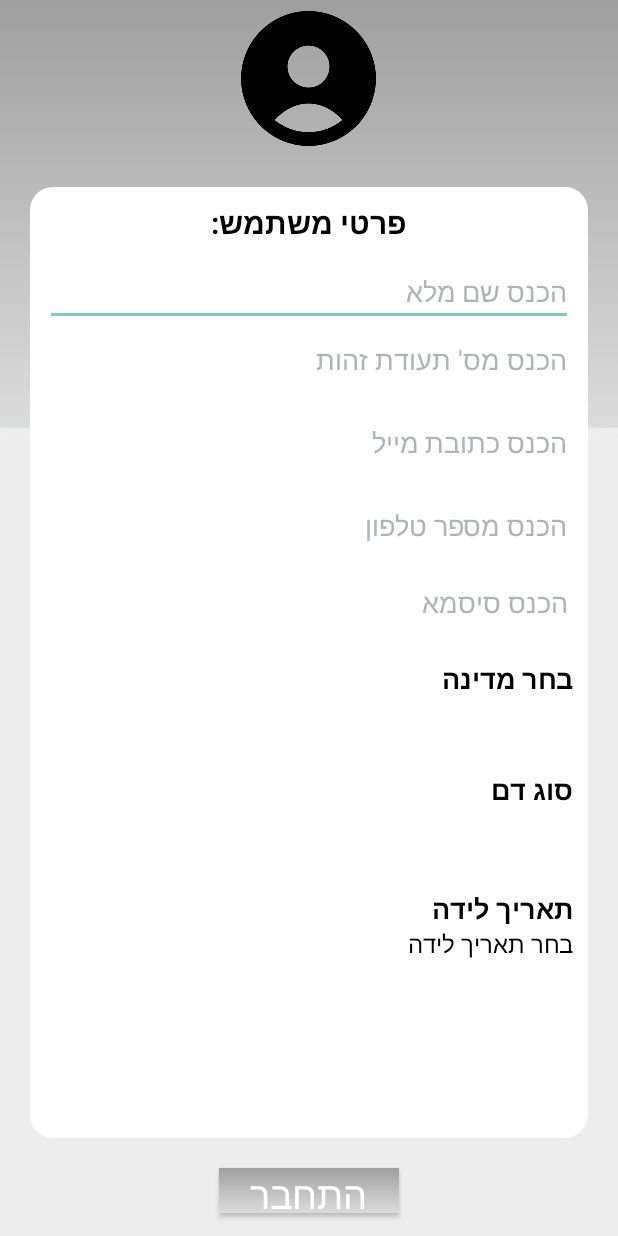
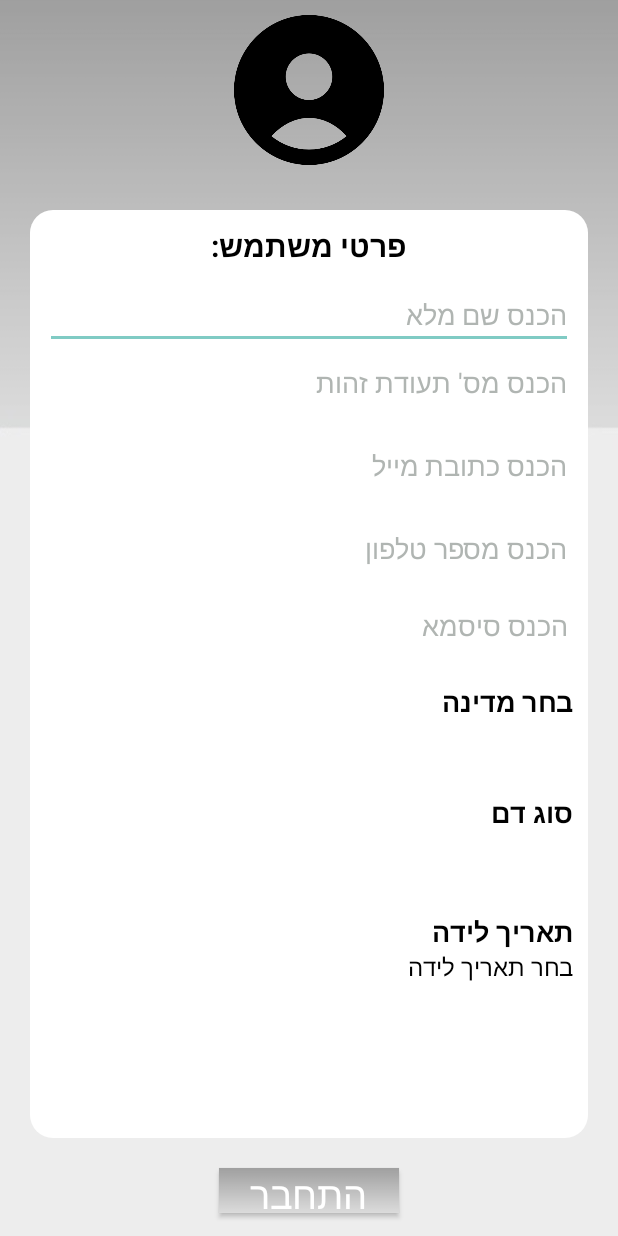
Before and after one commit to talzaidman5/TalProject, an Android app: the SignUpPage screen opened directly, with no data from a screen before it, on a phone screen of 412 x 824 dp. Run offline under Robolectric (Android 15) with nearby library versions, the phone set to English and light mode, and no system bars; our stand-ins replace CircleImageView, Firebase (no records; nobody signed in at launch, a user with empty details on screens opened directly).

Commit message:
fix images shape

```diff
--- a/app/src/main/res/layout/my_profile.xml
+++ b/app/src/main/res/layout/my_profile.xml
@@ -41,8 +41,8 @@
             xmlns:app="http://schemas.android.com/apk/res-auto"
             android:id="@+id/myProfile_BTN_logo"
             android:shape="ring"
-            android:layout_width="90dp"
-            android:layout_height="90dp"
+            android:layout_width="110dp"
+            android:layout_height="110dp"
             android:layout_centerHorizontal="true"
             android:layout_marginTop="10dp"
             android:layout_centerInParent="true"
--- a/app/src/main/res/layout/sign_up_page.xml
+++ b/app/src/main/res/layout/sign_up_page.xml
@@ -16,9 +16,9 @@
 
     <de.hdodenhof.circleimageview.CircleImageView
         android:id="@+id/sign_up_IMG_logo"
-        android:layout_width="90dp"
-        android:layout_height="90dp"
-        android:layout_margin="7dp"
+        android:layout_width="100dp"
+        android:layout_height="100dp"
+        android:layout_margin="10dp"
         android:layout_centerHorizontal="true"
         android:background="@drawable/profile" />
     <ScrollView
```
